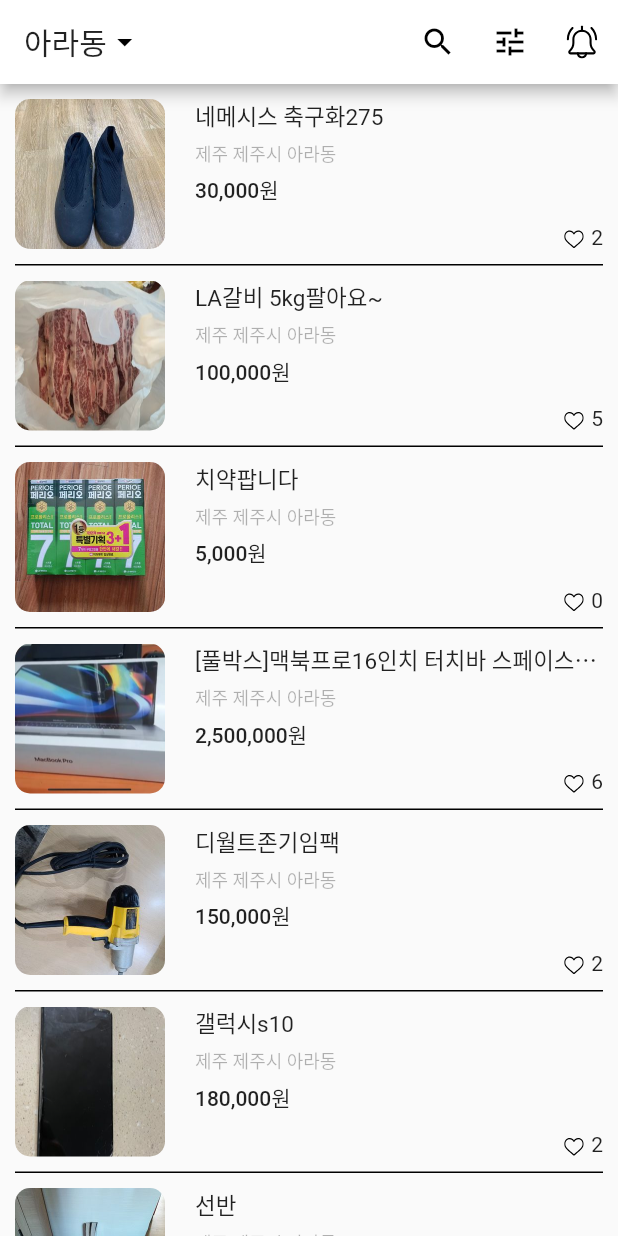
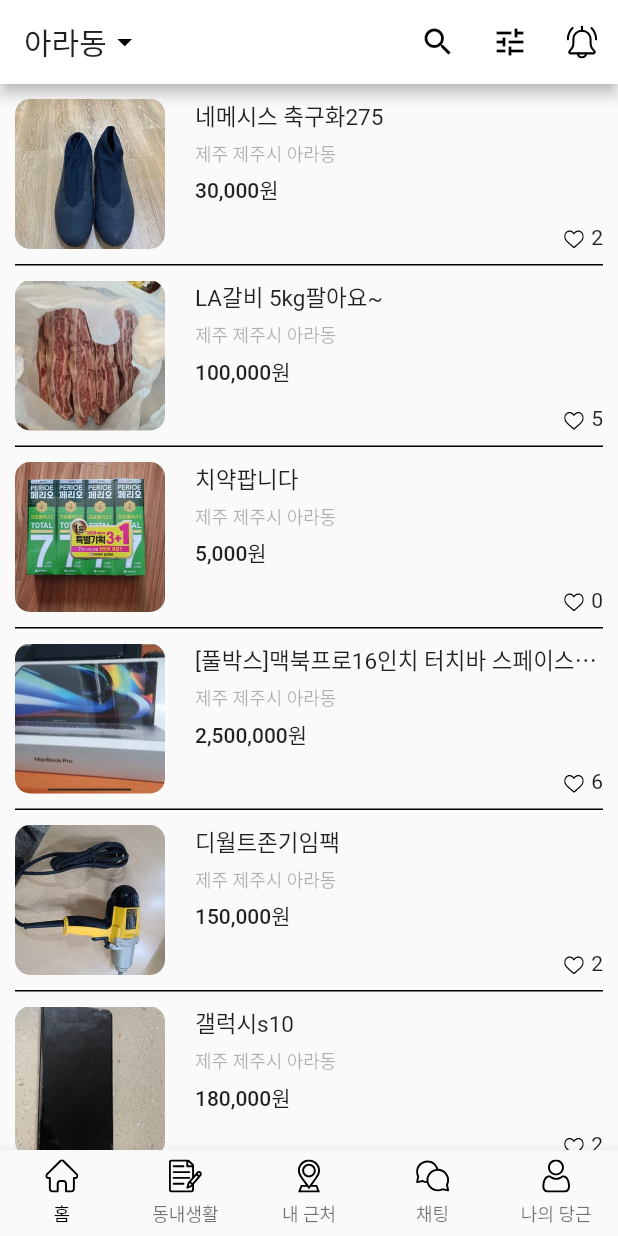
Before and after one commit to flutter-study-project/carrot-market-clone, a Flutter app: the screen it shows after launch, on a phone screen of 412 x 824 dp. Run offline on Flutter 3.47's test engine with Material 2 defaults, Android fonts, the phone set to English and light mode, and no system bars; our stand-ins replace flutter_svg.

Commit message:
[추가] bottomNavigationBar 추가

```diff
--- a/lib/pages/home.dart
+++ b/lib/pages/home.dart
@@ -11,10 +11,12 @@ class Home extends StatefulWidget {
 
 class _HomeState extends State<Home> {
   List<Map<String, String>> datas = [];
+  int _currentPageIndex = 0;
 
   @override
   void initState() {
     super.initState();
+    _currentPageIndex = 0;
     datas = [
       {
         "cid": "1",
@@ -198,11 +200,44 @@ class _HomeState extends State<Home> {
         itemCount: datas.length);
   }
 
+  BottomNavigationBarItem _bottomNavigationBarItem(String iconName, String label) {
+    return BottomNavigationBarItem(
+        icon: Padding(
+          padding: const EdgeInsets.only(bottom: 5),
+          child: SvgPicture.asset(
+            'assets/svg/$iconName.svg',
+            width: 22,
+          ),
+        ),
+        label: label);
+  }
+
+  Widget _bottomNavigationBarWidget() {
+    return BottomNavigationBar(
+        type: BottomNavigationBarType.fixed,
+        onTap: (int index) {
+          setState(() {
+            _currentPageIndex = index;
+          });
+        },
+        currentIndex: _currentPageIndex,
+        selectedItemColor: Colors.black,
+        selectedFontSize: 12,
+        items: [
+          _bottomNavigationBarItem('home_off', '홈'),
+          _bottomNavigationBarItem('notes_off', '동내생활'),
+          _bottomNavigationBarItem('location_off', '내 근처'),
+          _bottomNavigationBarItem('chat_off', '채팅'),
+          _bottomNavigationBarItem('user_off', '나의 당근'),
+        ]);
+  }
+
   @override
   Widget build(BuildContext context) {
     return Scaffold(
       appBar: _appbarwidget(),
       body: _bodyWidget(),
+      bottomNavigationBar: _bottomNavigationBarWidget(),
       // bottomNavigationBar: Container(),
     );
   }
```
